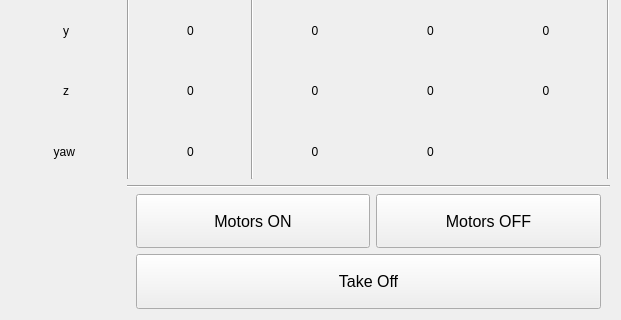
First picture: the form in autonomy_core/client/rqt_quadrotor_safety/resource/QuadrotorSafety.ui, repository KumarRobotics/kr_autonomous_flight, before the edit; both pictures show x 0 to 621 and y 208 to 528 of the 621 by 528 pixel window.
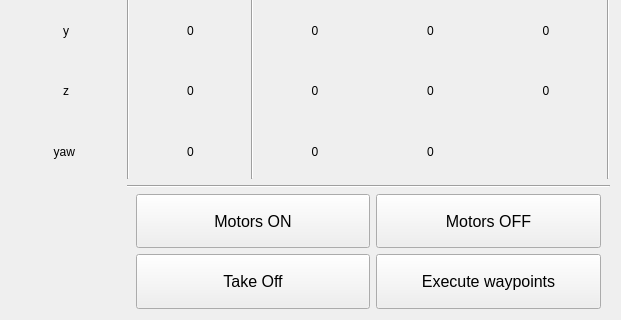
Second picture: the form after the edit.

```diff
--- a/autonomy_core/client/rqt_quadrotor_safety/resource/QuadrotorSafety.ui
+++ b/autonomy_core/client/rqt_quadrotor_safety/resource/QuadrotorSafety.ui
@@ -394,7 +394,7 @@
        </property>
       </widget>
      </item>
-     <item row="27" column="2" colspan="5">
+     <item row="27" column="2" colspan="3">
       <widget class="QPushButton" name="takeoff_push_button">
        <property name="sizePolicy">
         <sizepolicy hsizetype="Minimum" vsizetype="Minimum">
@@ -418,6 +418,24 @@
        </property>
       </widget>
      </item>
+     <item row="27" column="5" colspan="2">
+      <widget class="QPushButton" name="execute_waypoints_push_button">
+       <property name="sizePolicy">
+        <sizepolicy hsizetype="Minimum" vsizetype="Minimum">
+         <horstretch>0</horstretch>
+         <verstretch>0</verstretch>
+        </sizepolicy>
+       </property>
+       <property name="font">
+        <font>
+         <pointsize>12</pointsize>
+        </font>
+       </property>
+       <property name="text">
+        <string>Execute waypoints</string>
+       </property>
+      </widget>
+     </item>
     </layout>
    </item>
   </layout>
```
